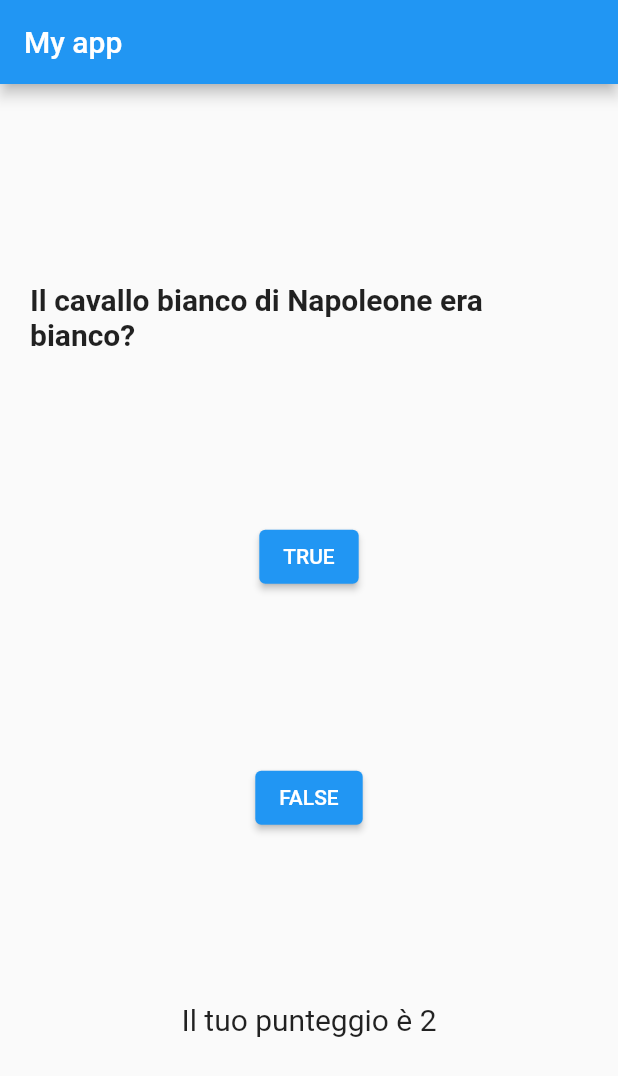
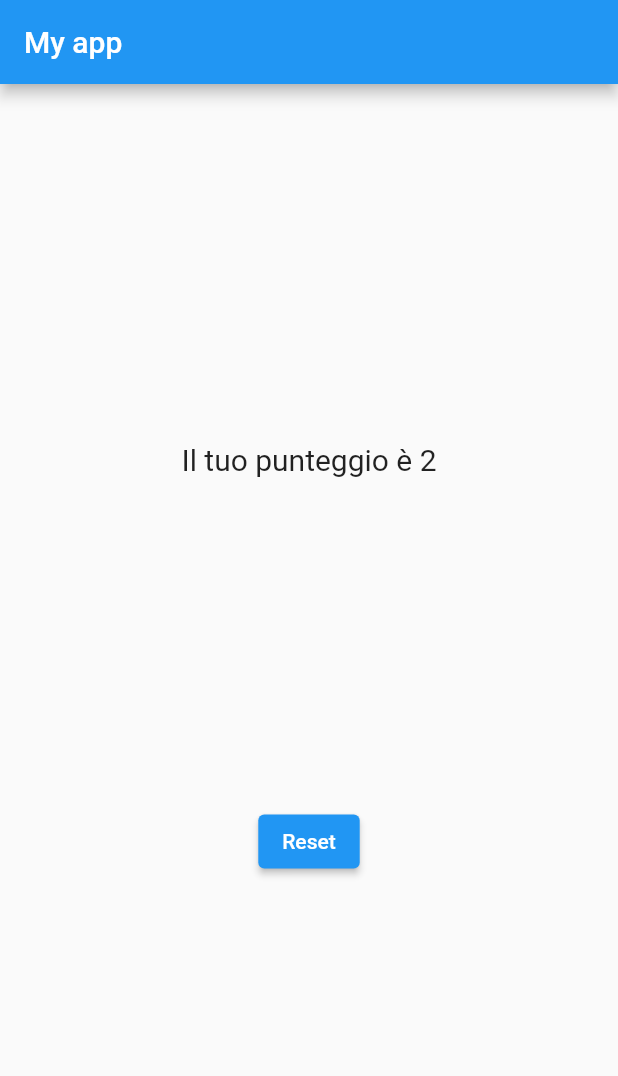
Before and after one commit to matteo14-git/my_flutter_app, a Flutter app: the screen it shows after launch, after a tap on "TRUE", after a tap on "FALSE", on a phone screen of 412 x 824 dp. Shown: the top 1076 px of the screen. Run offline on Flutter 3.47's test engine with Material 2 defaults, Android fonts, the phone set to English and light mode, and no system bars.

Commit message:
conditional rendering & reset quiz

```diff
--- a/lib/home.dart
+++ b/lib/home.dart
@@ -11,6 +11,7 @@ class MyHome extends StatefulWidget {
 class _MyHomeState extends State<MyHome> {
   int questionIndex = 0;
   int score = 0;
+  bool resetQuiz = false;
   List<Question> questions = [
     Question(
         question: 'Il cavallo bianco di Napoleone era bianco?', answer: true),
@@ -26,8 +27,16 @@ class _MyHomeState extends State<MyHome> {
         }
         questionIndex = questionIndex + 1;
         if (questionIndex >= questions.length) {
+          resetQuiz = true;
+        }
+      });
+    }
+
+    void reset() {
+      setState(() {
         questionIndex = 0;
-        }
+        score = 0;
+        resetQuiz = false;
       });
     }
 
@@ -40,7 +49,18 @@ class _MyHomeState extends State<MyHome> {
           padding: EdgeInsets.all(20),
           child: Column(
             mainAxisAlignment: MainAxisAlignment.spaceEvenly,
-            children: [
+            children: resetQuiz
+                ? [
+                    Text(
+                      'Il tuo punteggio è $score',
+                      style: TextStyle(fontSize: 20),
+                    ),
+                    ElevatedButton(
+                      onPressed: reset,
+                      child: Text('Reset'),
+                    ),
+                  ]
+                : [
                     Text(
                       questions[questionIndex].question,
                       style: TextStyle(
@@ -49,16 +69,14 @@ class _MyHomeState extends State<MyHome> {
                       ),
                     ),
                     ElevatedButton(
-                onPressed: () => eval(questions[questionIndex].answer, true),
+                      onPressed: () =>
+                          eval(questions[questionIndex].answer, true),
                       child: Text('TRUE'),
                     ),
                     ElevatedButton(
-                onPressed: () => eval(questions[questionIndex].answer, false),
+                      onPressed: () =>
+                          eval(questions[questionIndex].answer, false),
                       child: Text('FALSE'),
-              ),
-              Text(
-                'Il tuo punteggio è $score',
-                style: TextStyle(fontSize: 20),
                     ),
                   ],
           ),
```
Lines whose indentation alone changed are shown as unchanged.
